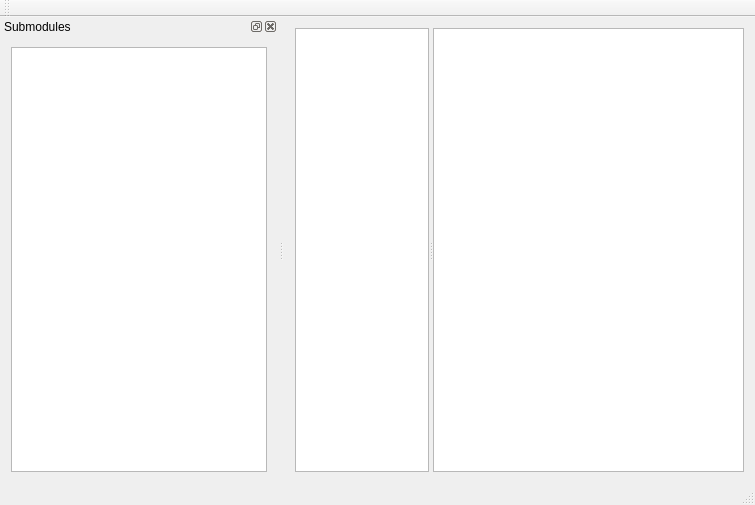
Old version of the form core/ui/repowindow.ui in the repository antis81/MsPiggit.
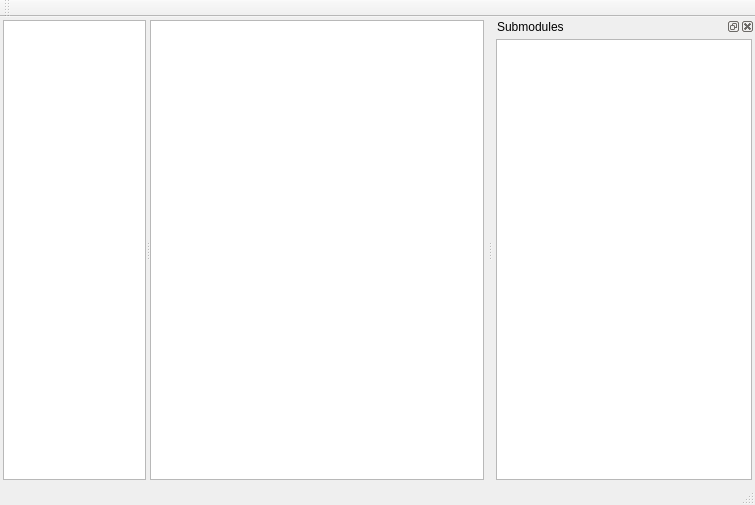
New version of the form.

What changed in the file:
```diff
--- a/core/ui/repowindow.ui
+++ b/core/ui/repowindow.ui
@@ -15,6 +15,9 @@
   </property>
   <widget class="QWidget" name="centralWidget">
    <layout class="QGridLayout" name="gridLayout">
+    <property name="margin">
+     <number>3</number>
+    </property>
     <item row="0" column="0">
      <widget class="QSplitter" name="splitter">
       <property name="orientation">
@@ -94,10 +97,13 @@
     <string>Submodules</string>
    </property>
    <attribute name="dockWidgetArea">
-    <number>1</number>
+    <number>2</number>
    </attribute>
    <widget class="QWidget" name="dockWidgetContents">
     <layout class="QGridLayout" name="gridLayout_2">
+     <property name="margin">
+      <number>3</number>
+     </property>
      <item row="0" column="0">
       <widget class="QTreeView" name="treeSubmodules"/>
      </item>
```
